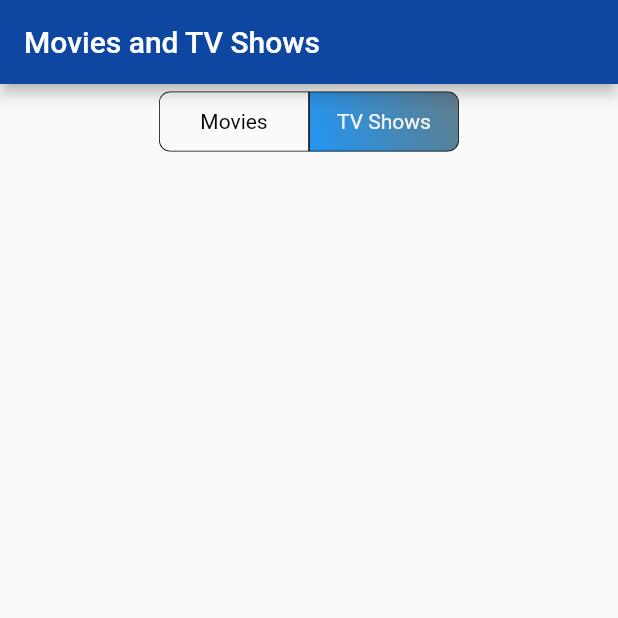
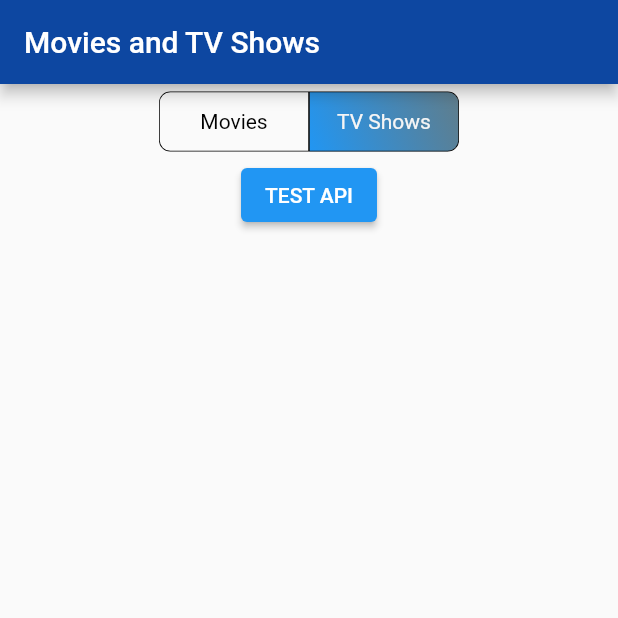
Before and after one commit to emeban44/movies_tvshows_app, a Flutter app: the screen it shows after launch, on a phone screen of 412 x 824 dp, the top half of it. Run offline on Flutter 3.47's test engine with Material 2 defaults, Android fonts, the phone set to English and light mode, and no system bars.

Commit message:
http requests from moviesDB api working

```diff
--- a/lib/main.dart
+++ b/lib/main.dart
@@ -1,4 +1,6 @@
 import 'package:flutter/material.dart';
+import 'package:movies_tvshows_app/providers/movies_provider.dart';
+import 'package:provider/provider.dart';
 
 import './screens/home_screen.dart';
 
@@ -9,13 +11,20 @@ void main() {
 class MyApp extends StatelessWidget {
   @override
   Widget build(BuildContext context) {
-    return MaterialApp(
-      title: 'Flutter Demo',
-      debugShowCheckedModeBanner: false,
-      theme: ThemeData(
-        primarySwatch: Colors.blue,
+    return MultiProvider(
+      providers: [
+        ChangeNotifierProvider(
+          create: (ctx) => Movies(),
+        ),
+      ],
+      child: MaterialApp(
+        title: 'Flutter Demo',
+        debugShowCheckedModeBanner: false,
+        theme: ThemeData(
+          primarySwatch: Colors.blue,
+        ),
+        home: HomeScreen(),
       ),
-      home: HomeScreen(),
     );
   }
 }
--- /dev/null
+++ b/lib/models/movie.dart
@@ -0,0 +1,106 @@
+// To parse this JSON data, do
+//
+//     final topMovies = topMoviesFromJson(jsonString);
+
+import 'dart:convert';
+
+TopMovies topMoviesFromJson(String str) => TopMovies.fromJson(json.decode(str));
+
+String topMoviesToJson(TopMovies data) => json.encode(data.toJson());
+
+class TopMovies {
+  TopMovies({
+    this.page,
+    this.movies,
+    this.totalPages,
+    this.totalResults,
+  });
+
+  int page;
+  List<Movie> movies;
+  int totalPages;
+  int totalResults;
+
+  factory TopMovies.fromJson(Map<String, dynamic> json) => TopMovies(
+        page: json["page"],
+        movies: List<Movie>.from(json["results"].map((x) => Movie.fromJson(x))),
+        totalPages: json["total_pages"],
+        totalResults: json["total_results"],
+      );
+
+  Map<String, dynamic> toJson() => {
+        "page": page,
+        "results": List<dynamic>.from(movies.map((x) => x.toJson())),
+        "total_pages": totalPages,
+        "total_results": totalResults,
+      };
+}
+
+class Movie {
+  Movie({
+    this.adult,
+    this.backdropPath,
+    this.genreIds,
+    this.id,
+    this.originalLanguage,
+    this.originalTitle,
+    this.overview,
+    this.popularity,
+    this.posterPath,
+    this.releaseDate,
+    this.title,
+    this.video,
+    this.voteAverage,
+    this.voteCount,
+  });
+
+  bool adult;
+  String backdropPath;
+  List<int> genreIds;
+  int id;
+  String originalLanguage;
+  String originalTitle;
+  String overview;
+  double popularity;
+  String posterPath;
+  DateTime releaseDate;
+  String title;
+  bool video;
+  double voteAverage;
+  int voteCount;
+
+  factory Movie.fromJson(Map<String, dynamic> json) => Movie(
+        adult: json["adult"],
+        backdropPath: json["backdrop_path"],
+        genreIds: List<int>.from(json["genre_ids"].map((x) => x)),
+        id: json["id"],
+        originalLanguage: json["original_language"],
+        originalTitle: json["original_title"],
+        overview: json["overview"],
+        popularity: json["popularity"].toDouble(),
+        posterPath: json["poster_path"],
+        releaseDate: DateTime.parse(json["release_date"]),
+        title: json["title"],
+        video: json["video"],
+        voteAverage: json["vote_average"].toDouble(),
+        voteCount: json["vote_count"],
+      );
+
+  Map<String, dynamic> toJson() => {
+        "adult": adult,
+        "backdrop_path": backdropPath,
+        "genre_ids": List<dynamic>.from(genreIds.map((x) => x)),
+        "id": id,
+        "original_language": originalLanguage,
+        "original_title": originalTitle,
+        "overview": overview,
+        "popularity": popularity,
+        "poster_path": posterPath,
+        "release_date":
+            "${releaseDate.year.toString().padLeft(4, '0')}-${releaseDate.month.toString().padLeft(2, '0')}-${releaseDate.day.toString().padLeft(2, '0')}",
+        "title": title,
+        "video": video,
+        "vote_average": voteAverage,
+        "vote_count": voteCount,
+      };
+}
--- /dev/null
+++ b/lib/providers/movies_provider.dart
@@ -0,0 +1,22 @@
+import 'dart:convert';
+
+import 'package:flutter/material.dart';
+
+import 'package:http/http.dart' as http;
+import 'package:movies_tvshows_app/models/movie.dart';
+
+class Movies with ChangeNotifier {
+  List<Movie> _movies = [];
+
+  Future<void> testApi() async {
+    final url = Uri.parse(
+      'https://api.themoviedb.org/3/movie/top_rated?api_key=f1a036ef23dc9704fb60a521327ff1c7&page=1',
+    );
+    final response = await http.get(url);
+    final jsonString = response.body;
+    var jsonMap = json.decode(jsonString);
+    final List<Movie> movies = TopMovies.fromJson(jsonMap).movies;
+    //  final something = Movie.fromJson(jsonMap['results']);
+    print(movies[3].title);
+  }
+}
--- a/lib/screens/home_screen.dart
+++ b/lib/screens/home_screen.dart
@@ -1,5 +1,7 @@
 import 'package:flutter/material.dart';
+import 'package:movies_tvshows_app/providers/movies_provider.dart';
 import 'package:movies_tvshows_app/widgets/toggle_widget.dart';
+import 'package:provider/provider.dart';
 
 class HomeScreen extends StatelessWidget {
   @override
@@ -15,6 +17,14 @@ class HomeScreen extends StatelessWidget {
             mainAxisSize: MainAxisSize.min,
             children: [
               ToggleWidget(),
+              Container(
+                child: ElevatedButton(
+                  child: Text('TEST API'),
+                  onPressed: () {
+                    Provider.of<Movies>(context, listen: false).testApi();
+                  },
+                ),
+              ),
             ],
           ),
         ));
--- a/pubspec.yaml
+++ b/pubspec.yaml
@@ -28,6 +28,8 @@ dependencies:
   # The following adds the Cupertino Icons font to your application.
   # Use with the CupertinoIcons class for iOS style icons.
   cupertino_icons: ^1.0.2
+  provider: ^5.0.0
+  http: ^0.13.3
 
 dev_dependencies:
   flutter_test:
```
Also changed, not shown: pubspec.lock.
